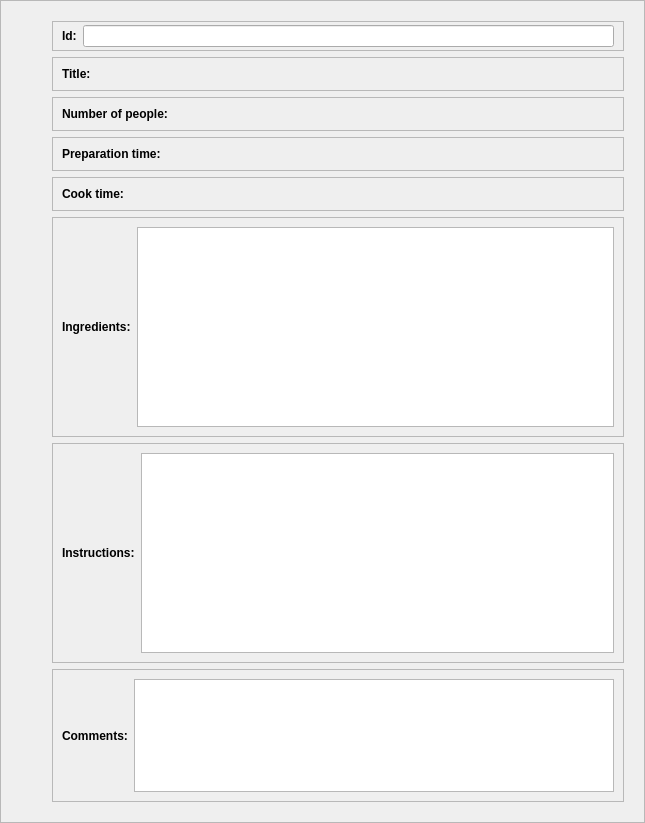
Qt form weboob/applications/qcookboob/ui/recipe.ui (laurentb/weboob) before a commit.
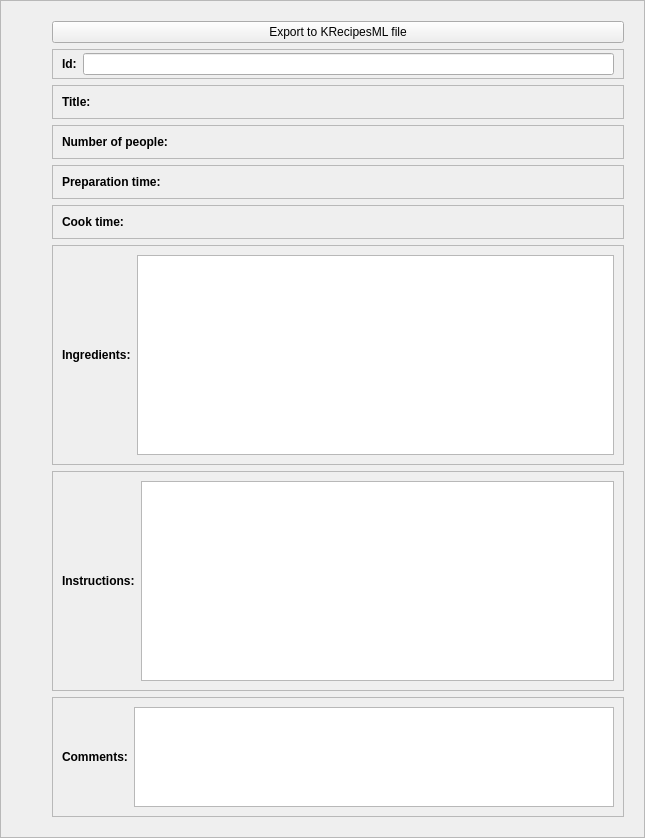
The same form after that commit.

Commit message: [qcookboob] integration of 'kreml export' functionality

The edit to the form file:
```diff
--- a/weboob/applications/qcookboob/ui/recipe.ui
+++ b/weboob/applications/qcookboob/ui/recipe.ui
@@ -72,6 +72,13 @@
       <enum>QFrame::Raised</enum>
      </property>
      <layout class="QVBoxLayout" name="verticalLayout">
+      <item>
+       <widget class="QPushButton" name="exportButton">
+        <property name="text">
+         <string>Export to KRecipesML file</string>
+        </property>
+       </widget>
+      </item>
       <item>
        <widget class="QFrame" name="idFrame">
         <property name="maximumSize">
```
The commit also changes 1 other file.
